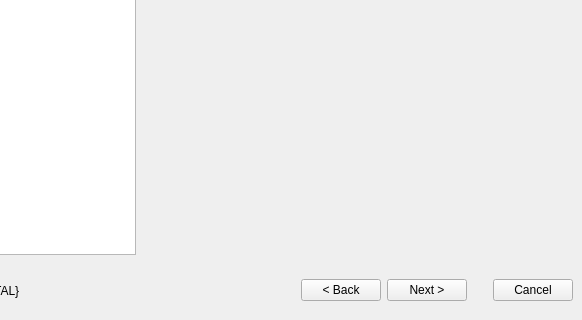
Qt form ubiquity/frontend/liveinstaller.ui (chenhan1218/ubiquity) before a commit; both pictures show x 138 to 720 and y 288 to 608 of the 720 by 608 pixel window.
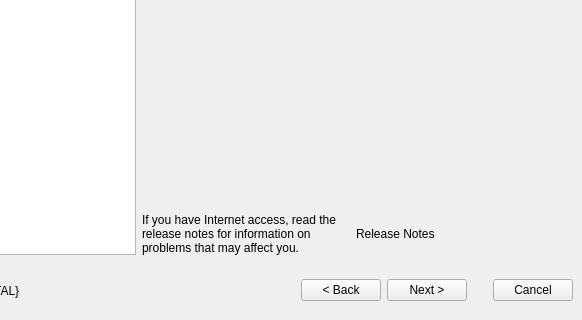
The same form after that commit. The open tabs and pages were chosen to show the change. Icons and pictures are not drawn.

Commit message: * If /cdrom/.disk/release_notes_url is present, display a link to the   release notes on the language page. See doc/README for the format   (https://blueprints.launchpad.net/ubuntu/+spec/ubiquity-release-notes).

Diff of the .ui file:
```diff
--- a/ubiquity/frontend/liveinstaller.ui
+++ b/ubiquity/frontend/liveinstaller.ui
@@ -207,7 +207,7 @@
          </property>
         </widget>
        </item>
-       <item rowspan="4" row="0" column="0" >
+       <item rowspan="5" row="0" column="0" >
         <widget class="QListWidget" name="language_treeview" />
        </item>
        <item row="3" column="1" colspan="2" >
@@ -226,6 +226,26 @@
          </property>
         </spacer>
        </item>
+       <item row="4" column="1" >
+        <widget class="QLabel" name="release_notes_label" >
+         <property name="text" >
+          <string>If you have Internet access, read the release notes for information on problems that may affect you.</string>
+         </property>
+         <property name="wordWrap" >
+          <bool>true</bool>
+         </property>
+        </widget>
+       </item>
+       <item row="4" column="2" >
+        <widget class="QLabel" name="release_notes_url" >
+         <property name="text" >
+          <string>Release Notes</string>
+         </property>
+         <property name="openExternalLinks" >
+          <bool>true</bool>
+         </property>
+        </widget>
+       </item>
       </layout>
      </widget>
      <widget class="QWidget" name="stepLocation" >
```
The commit also changes 83 other files.
